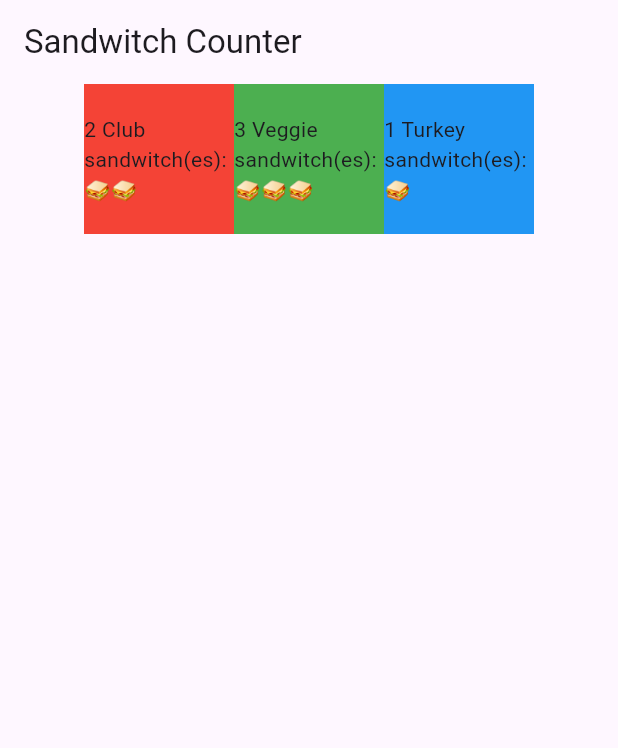
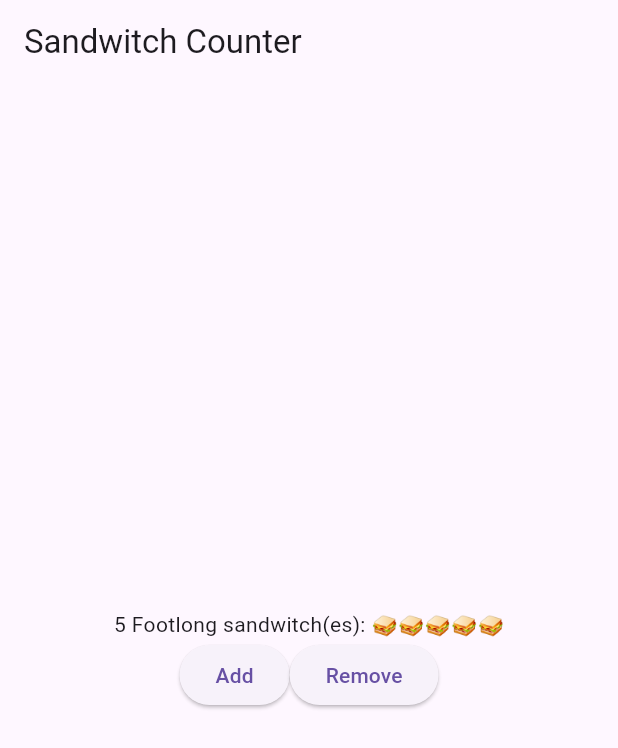
Before and after one commit to anirejlova/sandwitch_shop, a Flutter app: the screen it shows after launch, on a phone screen of 412 x 824 dp. Shown: the top 748 px of the screen. Run offline on Flutter 3.47's test engine with Material 3 defaults, Android fonts, the phone set to English and light mode, and no system bars.

Commit message:
add buttons add&remove

```diff
--- a/lib/main.dart
+++ b/lib/main.dart
@@ -13,42 +13,29 @@ class App extends StatelessWidget {
       title: 'Sandwitch Shop App',
       home: Scaffold(
         appBar: AppBar(title: const Text('Sandwitch Counter')),
-        body:
-        /* Center(
-          child: Container(
-            alignment: Alignment.center,
-            color: Colors.amber,
-            width: 300,
-            height: 200,
-            child: OrderItemDisplay(5, "Footlong"),
+        // The bit that you need to update starts from here
+        body: Center(
+          child: Column(
+            mainAxisAlignment: MainAxisAlignment.center,
+            children: [
+              const OrderItemDisplay(5, 'Footlong'),
+              Row(
+                mainAxisAlignment: MainAxisAlignment.center,
+                children: [
+                  ElevatedButton(
+                    onPressed: () => print('Add button pressed!'),
+                    child: const Text('Add'),
+                  ),
+                  ElevatedButton(
+                    onPressed: () => print('Remove button pressed!'),
+                    child: const Text('Remove'),
+                  ),
+                ],
+              ),
+            ],
           ),
-        ), */
-        Row(
-          mainAxisAlignment: MainAxisAlignment.center,
-          children: [
-            Container(
-              alignment: Alignment.center,
-              color: Colors.red,
-              width: 100,
-              height: 100,
-              child: OrderItemDisplay(2, "Club"),
-            ),
-            Container(
-              alignment: Alignment.center,
-              color: Colors.green,
-              width: 100,
-              height: 100,
-              child: OrderItemDisplay(3, "Veggie"),
-            ),
-            Container(
-              alignment: Alignment.center,
-              color: Colors.blue,
-              width: 100,
-              height: 100,
-              child: OrderItemDisplay(1, "Turkey"),
-            ),
-          ],
         ),
+        // The bit that you need to update ends here
       ),
     );
   }
```
